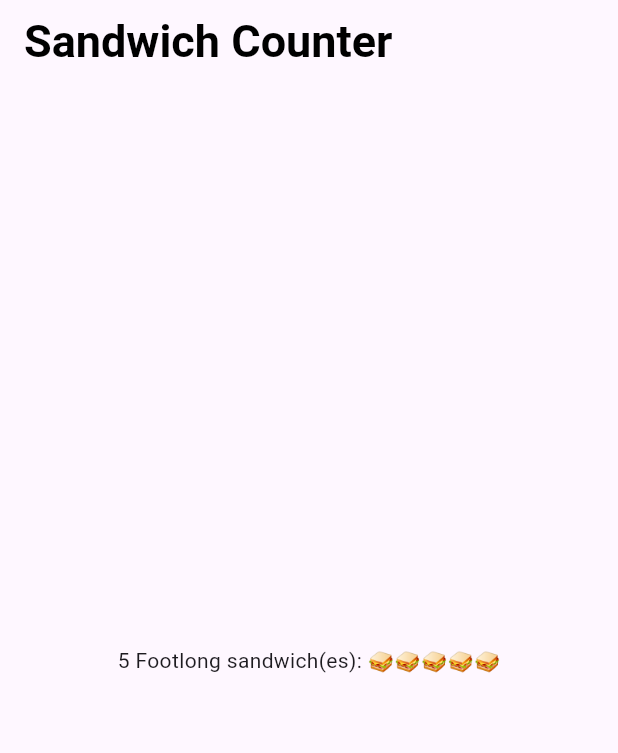
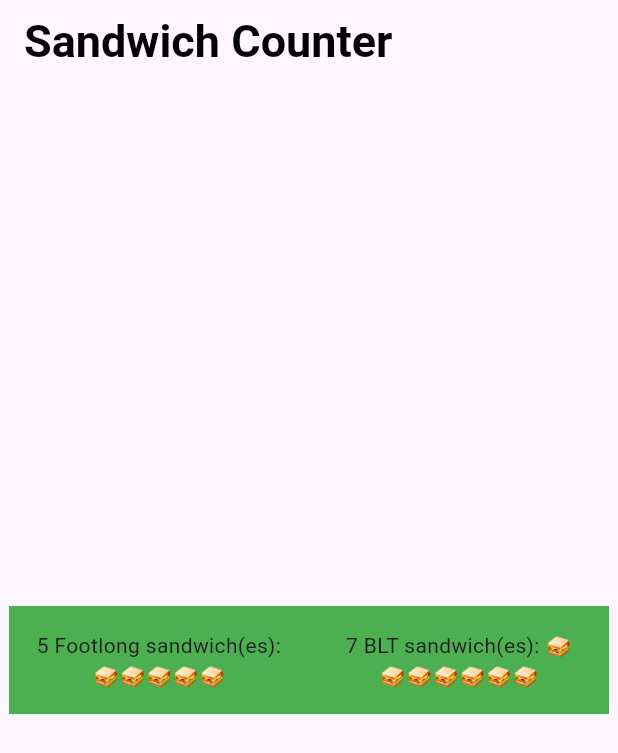
Before and after one commit to hfaulk/sandwich_shop, a Flutter app: the screen it shows after launch, on a phone screen of 412 x 824 dp. Shown: the top 753 px of the screen. Run offline on Flutter 3.47's test engine with Material 3 defaults, Android fonts, the phone set to English and light mode, and no system bars.

Commit message:
Moved OrderItemDisplay into a row & added multiple.

```diff
--- a/lib/main.dart
+++ b/lib/main.dart
@@ -27,7 +27,10 @@ class OrderItemDisplay extends StatelessWidget {
 
   @override
   Widget build(BuildContext context) {
-    return Text('$quantity $itemType sandwich(es): ${'🥪' * quantity}');
+    return Text(
+      '$quantity $itemType sandwich(es): ${'🥪' * quantity}',
+      textAlign: TextAlign.center,
+    );
   }
 }
 
@@ -55,10 +58,28 @@ class _MyHomePageState extends State<MyHomePage> {
           ),
         ),
       ),
-      body: const Center(
+      body: Center(
         child: Column(
           mainAxisAlignment: MainAxisAlignment.center,
-          children: <Widget>[OrderItemDisplay(5, 'Footlong')],
+          children: <Widget>[
+            Row(
+              mainAxisAlignment: MainAxisAlignment.center,
+              children: [
+                Container(
+                  child: OrderItemDisplay(5, 'Footlong'),
+                  color: Colors.green,
+                  padding: const EdgeInsets.all(16.0),
+                  width: 200,
+                ),
+                Container(
+                  child: OrderItemDisplay(7, 'BLT'),
+                  color: Colors.green,
+                  padding: const EdgeInsets.all(16.0),
+                  width: 200,
+                ),
+              ],
+            ),
+          ],
         ),
       ),
     );
```
